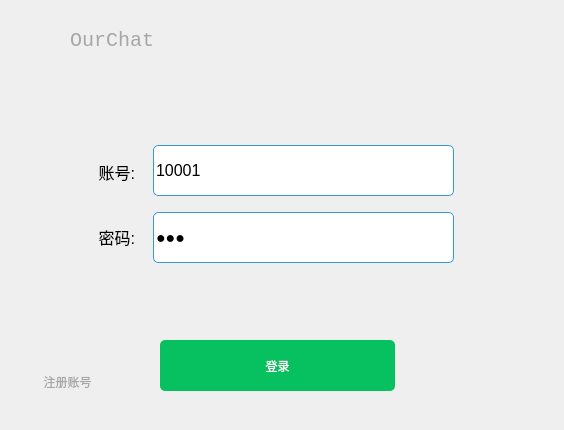
Qt form Client/logging.ui (wzt-916/EmoChat) before a commit.
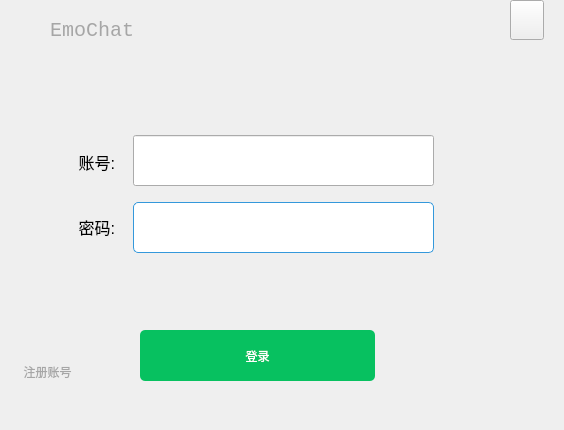
The same form after that commit. Icons and pictures are not drawn.

What changed in the file:
```diff
--- a/Client/logging.ui
+++ b/Client/logging.ui
@@ -38,15 +38,24 @@
      <height>1000</height>
     </size>
    </property>
+   <property name="styleSheet">
+    <string notr="true"/>
+   </property>
    <widget class="QStackedWidget" name="stackedWidget">
     <property name="geometry">
      <rect>
-      <x>20</x>
-      <y>10</y>
-      <width>511</width>
-      <height>401</height>
+      <x>0</x>
+      <y>0</y>
+      <width>581</width>
+      <height>431</height>
      </rect>
     </property>
+    <property name="styleSheet">
+     <string notr="true"/>
+    </property>
+    <property name="frameShape">
+     <enum>QFrame::NoFrame</enum>
+    </property>
     <property name="currentIndex">
      <number>0</number>
     </property>
@@ -99,7 +108,7 @@
      <widget class="QPushButton" name="pushBtn_close">
       <property name="geometry">
        <rect>
-        <x>450</x>
+        <x>510</x>
         <y>0</y>
         <width>34</width>
         <height>40</height>
@@ -116,7 +125,8 @@
 }
 QPushButton::hover {
 	background-color: #f57575; 
-}</string>
+}
+background-color: rgba(255, 255, 255, 0);</string>
       </property>
       <property name="text">
        <string/>
@@ -171,10 +181,11 @@
 }
 QLineEdit:focus {
     border: 2px solid #3498db;
-}</string>
+}
+background-color: rgba(255, 255, 255, 0);</string>
       </property>
       <property name="text">
-       <string>10001</string>
+       <string/>
       </property>
       <property name="maxLength">
        <number>16</number>
@@ -222,7 +233,7 @@
 }</string>
       </property>
       <property name="text">
-       <string>123</string>
+       <string/>
       </property>
       <property name="maxLength">
        <number>32</number>
@@ -234,7 +245,7 @@
      <widget class="QPushButton" name="pushBtn_hide">
       <property name="geometry">
        <rect>
-        <x>410</x>
+        <x>460</x>
         <y>0</y>
         <width>34</width>
         <height>40</height>
@@ -286,7 +297,7 @@
        <string notr="true">color: rgb(166,166,166);</string>
       </property>
       <property name="text">
-       <string>OurChat</string>
+       <string>EmoChat</string>
       </property>
      </widget>
      <widget class="QPushButton" name="pushButton_seePassword">
@@ -323,17 +334,26 @@
       <property name="geometry">
        <rect>
         <x>0</x>
-        <y>10</y>
-        <width>40</width>
-        <height>40</height>
+        <y>9</y>
+        <width>41</width>
+        <height>41</height>
        </rect>
       </property>
+      <property name="styleSheet">
+       <string notr="true">background-color: rgba(255, 255, 255, 0);</string>
+      </property>
       <property name="text">
        <string/>
       </property>
       <property name="pixmap">
        <pixmap resource="src.qrc">:/pic/src/wechat2.png</pixmap>
       </property>
+      <property name="scaledContents">
+       <bool>true</bool>
+      </property>
+      <property name="wordWrap">
+       <bool>false</bool>
+      </property>
      </widget>
      <widget class="QPushButton" name="pushButton_login">
       <property name="geometry">
```
Left out of the diff: 5 changed lines with no effect on the pictures.
